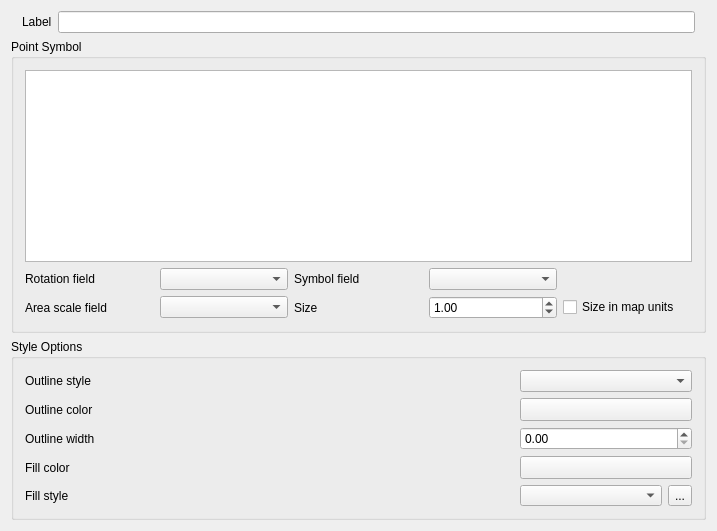
First picture: the form in src/ui/qgssinglesymboldialogbase.ui, repository qgis/QGIS, before the edit.
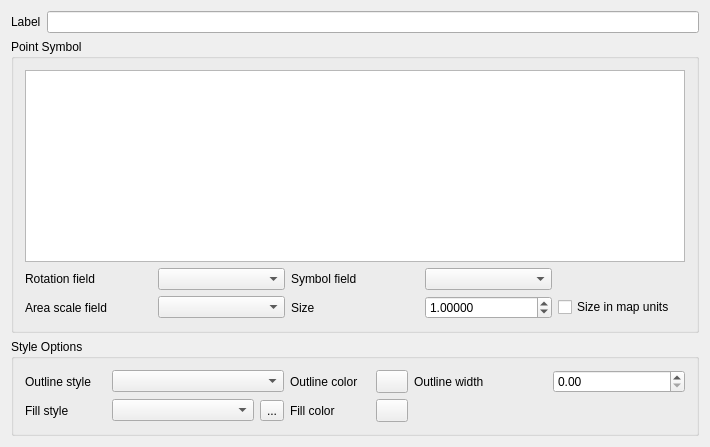
Second picture: the form after the edit. Custom widgets are drawn as their Qt base class.

Patch:
```diff
--- a/src/ui/qgssinglesymboldialogbase.ui
+++ b/src/ui/qgssinglesymboldialogbase.ui
@@ -5,8 +5,8 @@
    <rect>
     <x>0</x>
     <y>0</y>
-    <width>717</width>
-    <height>529</height>
+    <width>710</width>
+    <height>443</height>
    </rect>
   </property>
   <property name="sizePolicy" >
@@ -19,241 +19,33 @@
    <string>Single Symbol</string>
   </property>
   <layout class="QGridLayout" >
-   <property name="verticalSpacing" >
-    <number>6</number>
-   </property>
    <item row="0" column="0" >
-    <layout class="QHBoxLayout" >
-     <property name="leftMargin" >
-      <number>11</number>
+    <widget class="QLabel" name="mLabel" >
+     <property name="minimumSize" >
+      <size>
+       <width>0</width>
+       <height>22</height>
+      </size>
      </property>
-     <property name="topMargin" >
-      <number>0</number>
+     <property name="text" >
+      <string>Label</string>
      </property>
-     <property name="rightMargin" >
-      <number>11</number>
+     <property name="buddy" >
+      <cstring>mLabelEdit</cstring>
      </property>
-     <property name="bottomMargin" >
-      <number>0</number>
-     </property>
-     <item>
-      <widget class="QLabel" name="mLabel" >
-       <property name="minimumSize" >
-        <size>
-         <width>0</width>
-         <height>22</height>
-        </size>
-       </property>
-       <property name="text" >
-        <string>Label</string>
-       </property>
-       <property name="buddy" >
-        <cstring>mLabelEdit</cstring>
-       </property>
-      </widget>
-     </item>
-     <item>
-      <widget class="QLineEdit" name="mLabelEdit" >
-       <property name="minimumSize" >
-        <size>
-         <width>0</width>
-         <height>22</height>
-        </size>
-       </property>
-      </widget>
-     </item>
-    </layout>
+    </widget>
    </item>
-   <item row="2" column="0" >
-    <widget class="QGroupBox" name="groupBox_3" >
-     <property name="sizePolicy" >
-      <sizepolicy vsizetype="Fixed" hsizetype="Expanding" >
-       <horstretch>0</horstretch>
-       <verstretch>0</verstretch>
-      </sizepolicy>
+   <item row="0" column="1" >
+    <widget class="QLineEdit" name="mLabelEdit" >
+     <property name="minimumSize" >
+      <size>
+       <width>0</width>
+       <height>22</height>
+      </size>
      </property>
-     <property name="title" >
-      <string>Style Options</string>
-     </property>
-     <layout class="QGridLayout" >
-      <item row="0" column="0" >
-       <widget class="QLabel" name="outlinecolorlabel_2" >
-        <property name="text" >
-         <string>Outline style</string>
-        </property>
-        <property name="buddy" >
-         <cstring>cboOutlineStyle</cstring>
-        </property>
-       </widget>
-      </item>
-      <item row="0" column="1" >
-       <widget class="QComboBox" name="cboOutlineStyle" >
-        <property name="sizePolicy" >
-         <sizepolicy vsizetype="Fixed" hsizetype="Expanding" >
-          <horstretch>0</horstretch>
-          <verstretch>0</verstretch>
-         </sizepolicy>
-        </property>
-        <property name="minimumSize" >
-         <size>
-          <width>0</width>
-          <height>20</height>
-         </size>
-        </property>
-        <property name="maximumSize" >
-         <size>
-          <width>172</width>
-          <height>16777215</height>
-         </size>
-        </property>
-       </widget>
-      </item>
-      <item row="1" column="0" >
-       <widget class="QLabel" name="outlinecolorlabel" >
-        <property name="text" >
-         <string>Outline color</string>
-        </property>
-        <property name="buddy" >
-         <cstring>btnOutlineColor</cstring>
-        </property>
-       </widget>
-      </item>
-      <item row="1" column="1" >
-       <widget class="QgsColorButton" name="btnOutlineColor" >
-        <property name="sizePolicy" >
-         <sizepolicy vsizetype="Fixed" hsizetype="Expanding" >
-          <horstretch>0</horstretch>
-          <verstretch>0</verstretch>
-         </sizepolicy>
-        </property>
-        <property name="minimumSize" >
-         <size>
-          <width>172</width>
-          <height>20</height>
-         </size>
-        </property>
-        <property name="maximumSize" >
-         <size>
-          <width>136</width>
-          <height>16777215</height>
-         </size>
-        </property>
-        <property name="text" >
-         <string/>
-        </property>
-       </widget>
-      </item>
-      <item row="2" column="0" >
-       <widget class="QLabel" name="outlinewidthlabel" >
-        <property name="text" >
-         <string>Outline width</string>
-        </property>
-       </widget>
-      </item>
-      <item row="2" column="1" >
-       <widget class="QDoubleSpinBox" name="outlinewidthspinbox" >
-        <property name="minimumSize" >
-         <size>
-          <width>0</width>
-          <height>20</height>
-         </size>
-        </property>
-        <property name="maximumSize" >
-         <size>
-          <width>172</width>
-          <height>16777215</height>
-         </size>
-        </property>
-        <property name="singleStep" >
-         <double>0.100000000000000</double>
-        </property>
-       </widget>
-      </item>
-      <item row="3" column="0" >
-       <widget class="QLabel" name="fillcolorlabel" >
-        <property name="text" >
-         <string>Fill color</string>
-        </property>
-        <property name="buddy" >
-         <cstring>btnFillColor</cstring>
-        </property>
-       </widget>
-      </item>
-      <item row="3" column="1" >
-       <widget class="QgsColorButton" name="btnFillColor" >
-        <property name="sizePolicy" >
-         <sizepolicy vsizetype="Fixed" hsizetype="Expanding" >
-          <horstretch>0</horstretch>
-          <verstretch>0</verstretch>
-         </sizepolicy>
-        </property>
-        <property name="minimumSize" >
-         <size>
-          <width>100</width>
-          <height>20</height>
-         </size>
-        </property>
-        <property name="maximumSize" >
-         <size>
-          <width>172</width>
-          <height>16777215</height>
-         </size>
-        </property>
-        <property name="text" >
-         <string/>
-        </property>
-       </widget>
-      </item>
-      <item row="4" column="0" >
-       <widget class="QLabel" name="fillcolorlabel_2" >
-        <property name="text" >
-         <string>Fill style</string>
-        </property>
-        <property name="buddy" >
-         <cstring>cboFillStyle</cstring>
-        </property>
-       </widget>
-      </item>
-      <item row="4" column="1" >
-       <layout class="QHBoxLayout" >
-        <item>
-         <widget class="QComboBox" name="cboFillStyle" >
-          <property name="minimumSize" >
-           <size>
-            <width>0</width>
-            <height>20</height>
-           </size>
-          </property>
-          <property name="maximumSize" >
-           <size>
-            <width>142</width>
-            <height>16777215</height>
-           </size>
-          </property>
-         </widget>
-        </item>
-        <item>
-         <widget class="QToolButton" name="toolSelectTexture" >
-          <property name="text" >
-           <string>...</string>
-          </property>
-         </widget>
-        </item>
-       </layout>
-      </item>
-     </layout>
-     <zorder>outlinecolorlabel_2</zorder>
-     <zorder>cboOutlineStyle</zorder>
-     <zorder>outlinecolorlabel</zorder>
-     <zorder>btnOutlineColor</zorder>
-     <zorder>outlinewidthlabel</zorder>
-     <zorder>outlinewidthspinbox</zorder>
-     <zorder>fillcolorlabel</zorder>
-     <zorder>btnFillColor</zorder>
-     <zorder>fillcolorlabel_2</zorder>
     </widget>
    </item>
-   <item row="1" column="0" >
+   <item row="1" column="0" colspan="2" >
     <widget class="QGroupBox" name="mGroupPoint" >
      <property name="sizePolicy" >
       <sizepolicy vsizetype="Fixed" hsizetype="Expanding" >
@@ -352,6 +144,12 @@
       </item>
       <item row="3" column="3" >
        <widget class="QDoubleSpinBox" name="mPointSizeSpinBox" >
+        <property name="decimals" >
+         <number>5</number>
+        </property>
+        <property name="maximum" >
+         <double>1000000.000000000000000</double>
+        </property>
         <property name="singleStep" >
          <double>0.100000000000000</double>
         </property>
@@ -370,6 +168,202 @@
      </layout>
     </widget>
    </item>
+   <item row="2" column="0" colspan="2" >
+    <widget class="QGroupBox" name="groupBox_3" >
+     <property name="sizePolicy" >
+      <sizepolicy vsizetype="Fixed" hsizetype="Expanding" >
+       <horstretch>0</horstretch>
+       <verstretch>0</verstretch>
+      </sizepolicy>
+     </property>
+     <property name="title" >
+      <string>Style Options</string>
+     </property>
+     <layout class="QGridLayout" >
+      <item row="0" column="0" >
+       <widget class="QLabel" name="outlinecolorlabel_2" >
+        <property name="text" >
+         <string>Outline style</string>
+        </property>
+        <property name="buddy" >
+         <cstring>cboOutlineStyle</cstring>
+        </property>
+       </widget>
+      </item>
+      <item row="0" column="1" >
+       <widget class="QComboBox" name="cboOutlineStyle" >
+        <property name="sizePolicy" >
+         <sizepolicy vsizetype="Fixed" hsizetype="Expanding" >
+          <horstretch>0</horstretch>
+          <verstretch>0</verstretch>
+         </sizepolicy>
+        </property>
+        <property name="minimumSize" >
+         <size>
+          <width>0</width>
+          <height>20</height>
+         </size>
+        </property>
+        <property name="maximumSize" >
+         <size>
+          <width>172</width>
+          <height>16777215</height>
+         </size>
+        </property>
+       </widget>
+      </item>
+      <item row="0" column="2" >
+       <widget class="QLabel" name="outlinecolorlabel" >
+        <property name="text" >
+         <string>Outline color</string>
+        </property>
+        <property name="buddy" >
+         <cstring>btnOutlineColor</cstring>
+        </property>
+       </widget>
+      </item>
+      <item row="0" column="3" >
+       <widget class="QgsColorButton" name="btnOutlineColor" >
+        <property name="sizePolicy" >
+         <sizepolicy vsizetype="Fixed" hsizetype="Minimum" >
+          <horstretch>0</horstretch>
+          <verstretch>0</verstretch>
+         </sizepolicy>
+        </property>
+        <property name="minimumSize" >
+         <size>
+          <width>32</width>
+          <height>20</height>
+         </size>
+        </property>
+        <property name="maximumSize" >
+         <size>
+          <width>32</width>
+          <height>16777215</height>
+         </size>
+        </property>
+        <property name="text" >
+         <string/>
+        </property>
+       </widget>
+      </item>
+      <item row="0" column="4" >
+       <widget class="QLabel" name="outlinewidthlabel" >
+        <property name="text" >
+         <string>Outline width</string>
+        </property>
+        <property name="buddy" >
+         <cstring>outlinewidthspinbox</cstring>
+        </property>
+       </widget>
+      </item>
+      <item row="0" column="5" >
+       <widget class="QDoubleSpinBox" name="outlinewidthspinbox" >
+        <property name="minimumSize" >
+         <size>
+          <width>0</width>
+          <height>20</height>
+         </size>
+        </property>
+        <property name="maximumSize" >
+         <size>
+          <width>172</width>
+          <height>16777215</height>
+         </size>
+        </property>
+        <property name="singleStep" >
+         <double>0.100000000000000</double>
+        </property>
+       </widget>
+      </item>
+      <item row="1" column="0" >
+       <widget class="QLabel" name="fillcolorlabel_2" >
+        <property name="text" >
+         <string>Fill style</string>
+        </property>
+        <property name="buddy" >
+         <cstring>cboFillStyle</cstring>
+        </property>
+       </widget>
+      </item>
+      <item row="1" column="1" >
+       <layout class="QHBoxLayout" >
+        <item>
+         <widget class="QComboBox" name="cboFillStyle" >
+          <property name="minimumSize" >
+           <size>
+            <width>0</width>
+            <height>20</height>
+           </size>
+          </property>
+          <property name="maximumSize" >
+           <size>
+            <width>142</width>
+            <height>16777215</height>
+           </size>
+          </property>
+         </widget>
+        </item>
+        <item>
+         <widget class="QToolButton" name="toolSelectTexture" >
+          <property name="text" >
+           <string>...</string>
+          </property>
+         </widget>
+        </item>
+       </layout>
+      </item>
+      <item row="1" column="2" >
+       <widget class="QLabel" name="fillcolorlabel" >
+        <property name="text" >
+         <string>Fill color</string>
+        </property>
+        <property name="buddy" >
+         <cstring>btnFillColor</cstring>
+        </property>
+       </widget>
+      </item>
+      <item row="1" column="3" >
+       <widget class="QgsColorButton" name="btnFillColor" >
+        <property name="sizePolicy" >
+         <sizepolicy vsizetype="Fixed" hsizetype="Expanding" >
+          <horstretch>0</horstretch>
+          <verstretch>0</verstretch>
+         </sizepolicy>
+        </property>
+        <property name="minimumSize" >
+         <size>
+          <width>32</width>
+          <height>20</height>
+         </size>
+        </property>
+        <property name="maximumSize" >
+         <size>
+          <width>32</width>
+          <height>16777215</height>
+         </size>
+        </property>
+        <property name="text" >
+         <string/>
+        </property>
+       </widget>
+      </item>
+      <item row="1" column="4" colspan="2" >
+       <spacer>
+        <property name="orientation" >
+         <enum>Qt::Horizontal</enum>
+        </property>
+        <property name="sizeHint" >
+         <size>
+          <width>271</width>
+          <height>20</height>
+         </size>
+        </property>
+       </spacer>
+      </item>
+     </layout>
+    </widget>
+   </item>
   </layout>
  </widget>
  <layoutdefault spacing="6" margin="11" />
```
Left out of the diff: 13 changed lines with no effect on the pictures.
